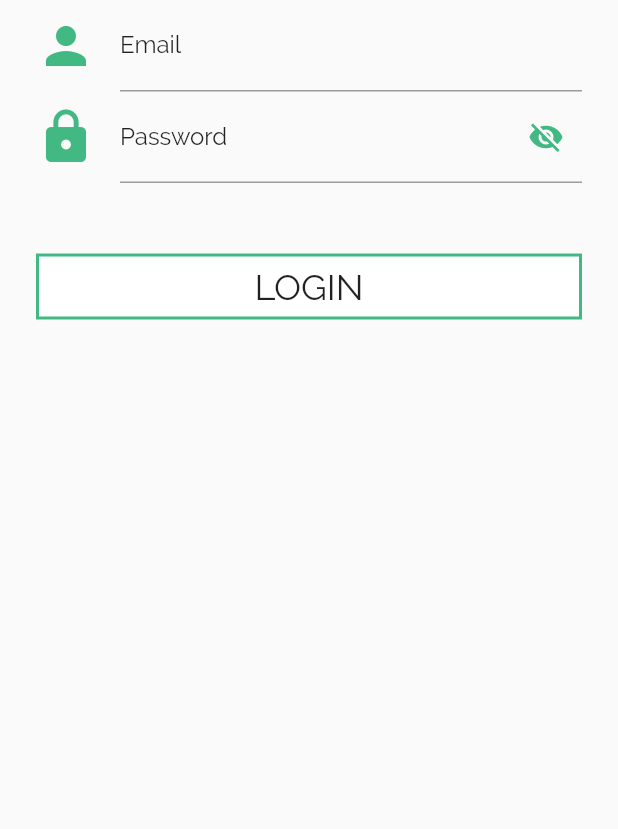
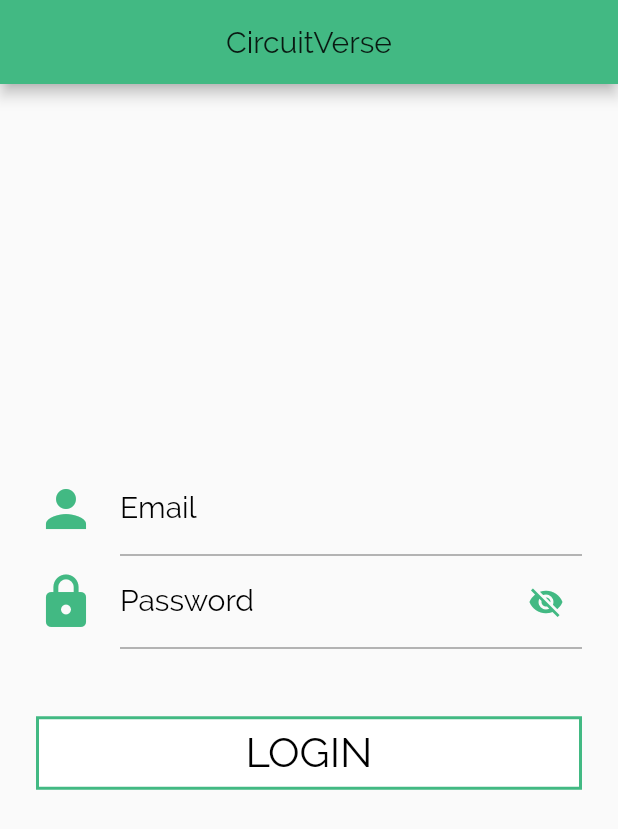
Before and after one commit to Nitish145/CV-Task, a Flutter app: the SignUpLoginPage screen opened directly, on a phone screen of 412 x 824 dp. Shown: the top 829 px of the screen. Run offline on Flutter 3.47's test engine with Material 2 defaults, Android fonts, the phone set to English and light mode, and no system bars; our stand-ins replace shared_preferences, timeago, transparent_image; accounts and stored records are empty; network calls fail.

Commit message:
Fixes login bug and some enhancements

```diff
--- a/lib/Services/user.dart
+++ b/lib/Services/user.dart
@@ -6,7 +6,7 @@
 import 'package:http/http.dart' as http;
 import 'package:shared_preferences/shared_preferences.dart';
 
-var header = {"Content-Type": "application/vnd.api+json"};
+var header = {"Content-Type": "application/json"};
 http.Client client = new http.Client();
 
 Future<LoginResponse> userLogin(String email, String pass) async {
--- a/lib/globals.dart
+++ b/lib/globals.dart
@@ -1,6 +1,6 @@
 import 'package:flutter/material.dart';
 
-String url = "http://36677f35.ngrok.io";
+String url = "http://b233d3e3.ngrok.io";
 
 
 Map<int, Color> color = {
--- a/lib/projects_detail_page.dart
+++ b/lib/projects_detail_page.dart
@@ -25,7 +25,7 @@
       padding: EdgeInsets.symmetric(vertical: 8, horizontal: 12),
       child: RichText(
         text: TextSpan(
-          style: Theme.of(context).textTheme.display1,
+          style: Theme.of(context).primaryTextTheme.subhead,
           children: <TextSpan>[
             TextSpan(
               text: "$heading : ",
@@ -33,7 +33,7 @@
             ),
             TextSpan(
               text: content,
-              style: Theme.of(context).textTheme.display2,
+              style: Theme.of(context).primaryTextTheme.subhead,
             )
           ],
         ),
@@ -85,7 +85,7 @@
                         alignment: Alignment.center,
                         child: Text(
                           dataAttributes.name,
-                          style: Theme.of(context).textTheme.headline.copyWith(
+                          style: Theme.of(context).primaryTextTheme.headline.copyWith(
                                 color: Theme.of(context).primaryColor,
                                 fontWeight: FontWeight.bold,
                               ),
--- a/lib/signup_login_page.dart
+++ b/lib/signup_login_page.dart
@@ -13,6 +13,7 @@
   bool _isLoginButtonTapped = false;
   bool _isLoginSuccessful = false;
   bool _obscureText = true;
+  final GlobalKey<ScaffoldState> _scaffoldKey = new GlobalKey<ScaffoldState>();
 
   // Toggles the password show status
   void _toggle() {
@@ -28,7 +29,7 @@
       style: TextStyle(color: Colors.black),
       decoration: new InputDecoration(
         labelText: "Email",
-        labelStyle: Theme.of(context).primaryTextTheme.subhead,
+        labelStyle: Theme.of(context).primaryTextTheme.display4,
         icon: new Icon(
           Icons.person,
           color: Theme.of(context).primaryColor,
@@ -54,7 +55,7 @@
           onTap: _toggle,
         ),
         labelText: "Password",
-        labelStyle: Theme.of(context).primaryTextTheme.subhead,
+        labelStyle: Theme.of(context).primaryTextTheme.display4,
         icon: new Icon(
           Icons.lock,
           color: Theme.of(context).primaryColor,
@@ -75,10 +76,8 @@
               color: Theme.of(context).primaryColor,
               child: new Text(
                 'Authenticating...',
-                style: Theme.of(context)
-                    .accentTextTheme
-                    .headline
-                    .copyWith(color: Colors.white),
+                style: Theme.of(context).primaryTextTheme.headline.copyWith(
+                    fontWeight: FontWeight.normal, color: Colors.white),
               ),
               onPressed: () {})
           : (_isLoginSuccessful)
@@ -91,8 +90,11 @@
                     style: BorderStyle.solid,
                   ),
                   child: new Text(
-                    'Logged In Successfully',
-                    style: Theme.of(context).primaryTextTheme.headline,
+                    'Logged In',
+                    style: Theme.of(context)
+                        .primaryTextTheme
+                        .headline
+                        .copyWith(fontWeight: FontWeight.normal),
                   ),
                   onPressed: null)
               : new FlatButton(
@@ -105,7 +107,10 @@
                   ),
                   child: new Text(
                     'LOGIN',
-                    style: Theme.of(context).primaryTextTheme.headline,
+                    style: Theme.of(context)
+                        .primaryTextTheme
+                        .headline
+                        .copyWith(fontWeight: FontWeight.normal),
                   ),
                   onPressed: _validateAndSubmit,
                 ),
@@ -122,6 +127,15 @@
     return false;
   }
 
+  void resetLogin() {
+    setState(() {
+      _isLoginSuccessful = false;
+      _isLoginButtonTapped = false;
+    });
+    _formKey.currentState.reset();
+    _showSnackBar("Authentication details were not correct");
+  }
+
   void _validateAndSubmit() {
     if (_validateAndSave()) {
       setState(() {
@@ -130,9 +144,7 @@
       FocusScope.of(context).requestFocus(new FocusNode());
       userLogin(_email, _password).then((login) {
         if (login != null) {
-          Scaffold.of(context).showSnackBar(SnackBar(
-            content: Text("Login Successful !"),
-          ));
+          _showSnackBar("Login Successful");
           setState(() {
             _isLoginSuccessful = true;
             _isLoginButtonTapped = false;
@@ -140,17 +152,32 @@
           SharedPreferences.getInstance().then((prefs) {
             prefs.setString("token", login.token);
           });
+        } else {
+          resetLogin();
         }
+      }).catchError((e) {
+        resetLogin();
       });
     }
+  }
+
+  void _showSnackBar(String message) {
+    _scaffoldKey.currentState.showSnackBar(SnackBar(
+      content: Text(message),
+    ));
   }
 
   @override
   Widget build(BuildContext context) {
     return Scaffold(
-      body: SafeArea(
-        child: SingleChildScrollView(
+      key: _scaffoldKey,
+      appBar: AppBar(
+        title: Text("CircuitVerse"),
+        centerTitle: true,
+      ),
+      body: Center(
         child: Column(
+          mainAxisSize: MainAxisSize.min,
           children: <Widget>[
             Padding(
               padding: const EdgeInsets.symmetric(horizontal: 24),
@@ -161,7 +188,7 @@
                     _showEmailInput(),
                     _showPasswordInput(),
                     Padding(
-                        padding: const EdgeInsets.only(top: 45),
+                      padding: const EdgeInsets.symmetric(vertical: 45),
                       child: _showLoginButton(),
                     ),
                   ],
@@ -171,7 +198,6 @@
           ],
         ),
       ),
-      ),
     );
   }
 }
```
Also changed, not shown: lib/main.dart (+23 -10 lines), lib/models/user_response.dart (+8 -0 lines), lib/profile_page.dart (added, +141 -0 lines). Lines whose indentation alone changed are shown as unchanged.
